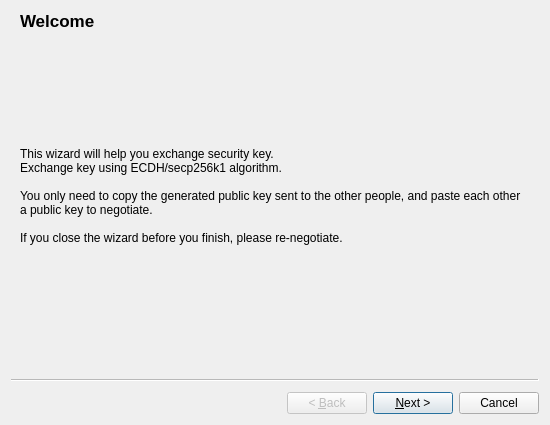
Qt form gui_key_exchange_wizard.ui (wevsty/en_message) before a commit.
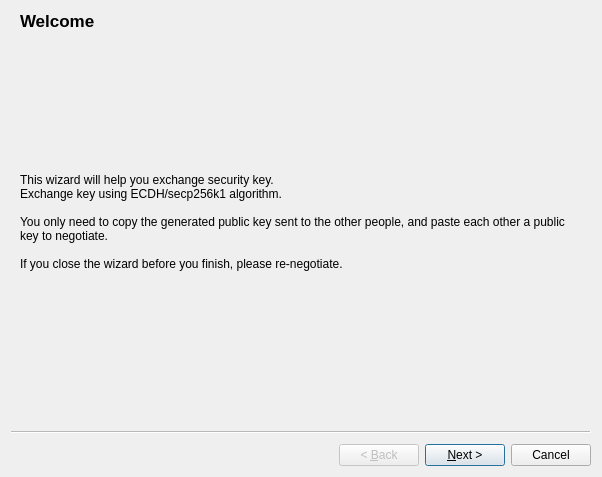
The same form after that commit.

Commit message: add exchange key wizard tips.

```diff
--- a/gui_key_exchange_wizard.ui
+++ b/gui_key_exchange_wizard.ui
@@ -6,8 +6,8 @@
    <rect>
     <x>0</x>
     <y>0</y>
-    <width>550</width>
-    <height>425</height>
+    <width>602</width>
+    <height>477</height>
    </rect>
   </property>
   <property name="sizePolicy">
```
Left out of the diff: 14 changed lines with no effect on the pictures.
